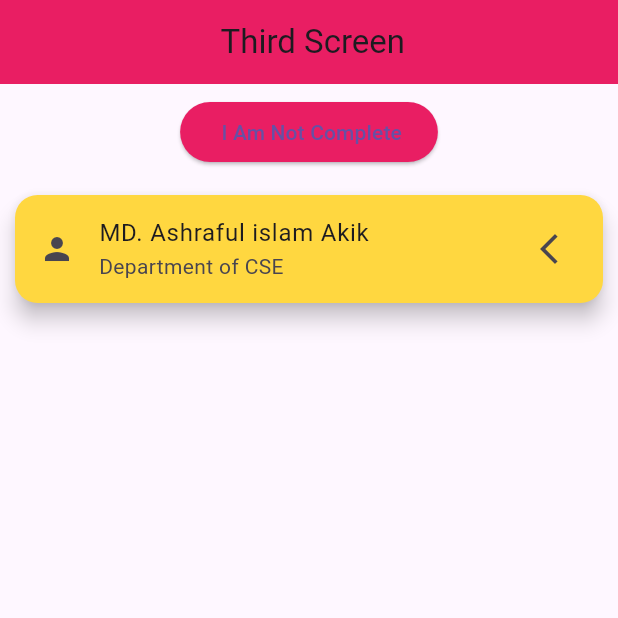
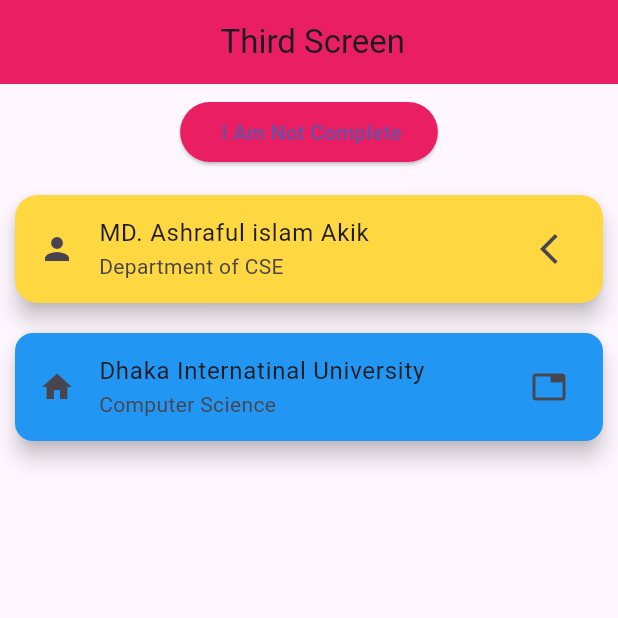
Before and after one commit to ashrafulislamakik/Flutter_Widgets_Module_5, a Flutter app: the thirdScreen screen opened directly, on a phone screen of 412 x 824 dp, the top half of it. Run offline on Flutter 3.47's test engine with Material 3 defaults, Android fonts, the phone set to English and light mode, and no system bars; network calls fail.

Commit message:
Update main.dart

```diff
--- a/lib/main.dart
+++ b/lib/main.dart
@@ -188,6 +188,23 @@ class thirdScreen extends StatelessWidget {
                 title: Text("MD. Ashraful islam Akik"),
                 subtitle: Text("Department of CSE"),
               ),
+            ),
+
+
+            Card(
+              color: Colors.blue,
+              elevation: 6,
+              margin: EdgeInsets.all(10),
+              shape: RoundedRectangleBorder(
+                borderRadius: BorderRadius.circular(12)
+              ),
+
+              child: ListTile(
+                leading: Icon(Icons.home),
+                trailing: Icon(Icons.tab),
+                title: Text("Dhaka Internatinal University"),
+                subtitle: Text("Computer Science "),
+              ),
             )
           ],
         ),
```
